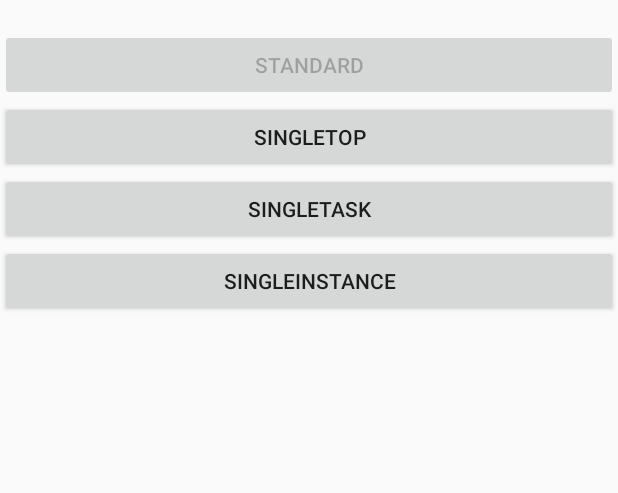
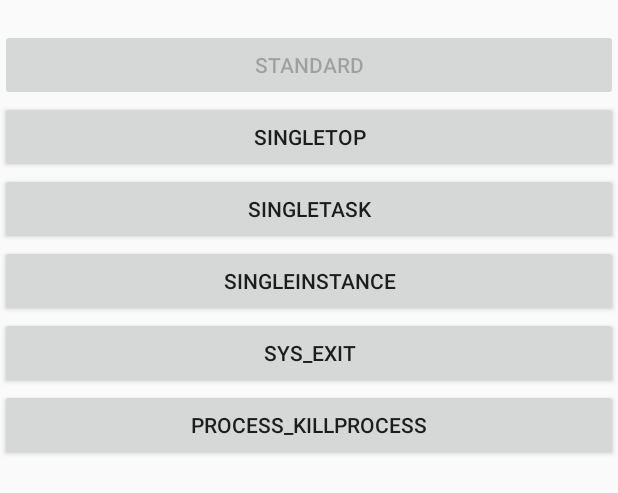
Before and after one commit to ziq358/Sensor, an Android app: the layout activity_model.xml on its own in the app's theme, with its tools: preview values and no code run, on a phone screen of 412 x 824 dp. Shown: the top 493 px of the screen. Run offline under Robolectric (Android 15) with nearby library versions, the phone set to English and light mode, and no system bars.

Commit message:
杀进程

```diff
--- a/app/src/main/res/layout/activity_model.xml
+++ b/app/src/main/res/layout/activity_model.xml
@@ -32,4 +32,14 @@
         android:layout_height="wrap_content"
         android:text="SingleInstance"/>
 
+    <Button
+        android:id="@+id/btn_sys_exit"
+        android:layout_width="match_parent"
+        android:layout_height="wrap_content"
+        android:text="sys_exit"/>
+    <Button
+        android:id="@+id/btn_process_killProcess"
+        android:layout_width="match_parent"
+        android:layout_height="wrap_content"
+        android:text="process_killProcess"/>
 </LinearLayout>
```
Also changed, not shown: app/src/main/java/com/xogrp/john/sensor/StandardModelActivity.java (+13 -0 lines).
